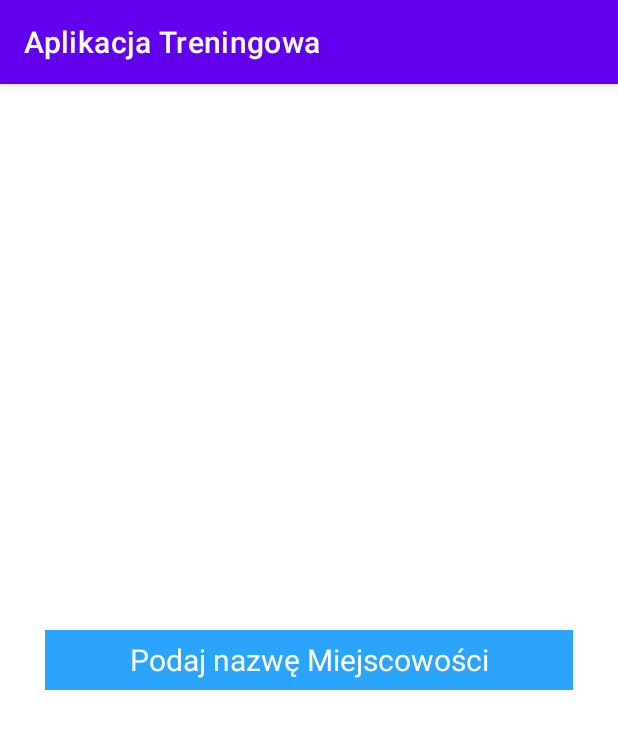
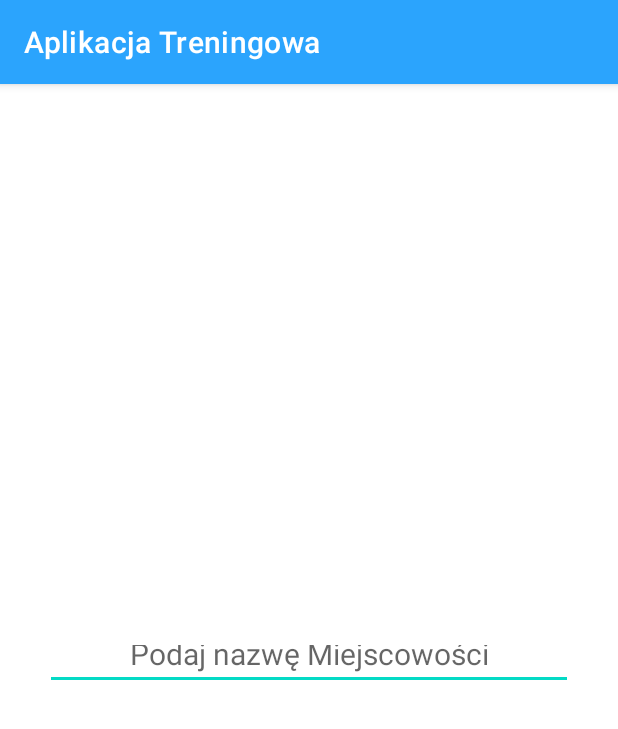
Before and after one commit to Rolfer150/reposprojekt, an Android app: the cityFinder screen opened directly, with no data from a screen before it, on a phone screen of 412 x 824 dp. Shown: the top 729 px of the screen. Run offline under Robolectric (Android 15) with nearby library versions, the phone set to English and light mode, and no system bars.

Commit message:
jasny, ciemny tryb

```diff
--- a/app/src/main/res/layout/activity_city_finder.xml
+++ b/app/src/main/res/layout/activity_city_finder.xml
@@ -4,7 +4,6 @@
     xmlns:tools="http://schemas.android.com/tools"
     android:layout_width="match_parent"
     android:layout_height="match_parent"
-    android:background="@color/white"
     tools:context=".cityFinder">
 
     <ImageView
@@ -27,13 +26,10 @@
         android:layout_centerInParent="true"
         android:layout_marginLeft="30dp"
         android:layout_marginRight="30dp"
-        android:background="@color/blue1"
         android:gravity="center_vertical|center_horizontal"
         android:hint="Podaj nazwę Miejscowości"
-        android:textColorHint="@color/white"
         android:imeOptions="actionGo"
         android:inputType="textAutoCorrect"
-        android:textColor="@color/white"
         android:textSize="20sp">
 
     </EditText>
--- a/app/src/main/res/layout/activity_main.xml
+++ b/app/src/main/res/layout/activity_main.xml
@@ -4,7 +4,6 @@
     xmlns:tools="http://schemas.android.com/tools"
     android:layout_width="match_parent"
     android:layout_height="match_parent"
-    android:background="#FFFFFF"
     tools:context=".MainActivity">
 
     <TextView
--- a/app/src/main/res/layout/activity_main2.xml
+++ b/app/src/main/res/layout/activity_main2.xml
@@ -6,7 +6,6 @@
     android:layout_width="match_parent"
     android:layout_height="match_parent"
     android:orientation="vertical"
-    android:background="#FFFFFF"
     tools:context=".MainActivity2">
 
     <Button
--- a/app/src/main/res/layout/activity_main4.xml
+++ b/app/src/main/res/layout/activity_main4.xml
@@ -4,7 +4,6 @@
     xmlns:tools="http://schemas.android.com/tools"
     android:layout_width="match_parent"
     android:layout_height="match_parent"
-    android:background="@color/white"
     tools:context=".MainActivity4">
 
 
@@ -31,7 +30,6 @@
         android:paddingStart="30dp"
         android:textSize="50sp"
         android:textStyle="bold"
-        android:textColor="@color/blue1"
         android:text="0*C">
 
     </TextView>
@@ -43,7 +41,6 @@
         android:layout_height="wrap_content"
         android:id="@+id/weatherCondition"
         android:textSize="30sp"
-        android:textColor="@color/blue1"
         android:text="---------"
         android:paddingStart="30sp">
 
--- a/app/src/main/res/values-night/themes.xml
+++ b/app/src/main/res/values-night/themes.xml
@@ -2,9 +2,9 @@
     <!-- Base application theme. -->
     <style name="Theme.AplikacjaTreningowa" parent="Theme.MaterialComponents.DayNight.DarkActionBar">
         <!-- Primary brand color. -->
-        <item name="colorPrimary">@color/purple_200</item>
-        <item name="colorPrimaryVariant">@color/purple_700</item>
-        <item name="colorOnPrimary">@color/black</item>
+        <item name="colorPrimary">@color/blue1</item>
+        <item name="colorPrimaryVariant">@color/black</item>
+        <item name="colorOnPrimary">@color/writingsD</item>
         <!-- Secondary brand color. -->
         <item name="colorSecondary">@color/teal_200</item>
         <item name="colorSecondaryVariant">@color/teal_200</item>
--- a/app/src/main/res/values/colors.xml
+++ b/app/src/main/res/values/colors.xml
@@ -8,6 +8,15 @@
     <color name="black">#FF000000</color>
     <color name="white">#FFFFFFFF</color>
 
+    <!-- Light theme colors !-->
+    <color name="backgroundL">#FAFAFA</color>
+    <color name="writingsL">#FF000000</color>
+
+    <!-- Dark theme colors !-->
+    <color name="backgroundD">#303030</color>
+    <color name="writingsD">#FFFFFFFF</color>
+
+
     <color name="black_shade_1">#292D36</color>
     <color name="blue1">#2BA4FD</color>
 </resources>
--- a/app/src/main/res/values/themes.xml
+++ b/app/src/main/res/values/themes.xml
@@ -2,9 +2,9 @@
     <!-- Base application theme. -->
     <style name="Theme.AplikacjaTreningowa" parent="Theme.MaterialComponents.DayNight.DarkActionBar">
         <!-- Primary brand color. -->
-        <item name="colorPrimary">@color/purple_500</item>
-        <item name="colorPrimaryVariant">@color/purple_700</item>
-        <item name="colorOnPrimary">@color/white</item>
+        <item name="colorPrimary">@color/blue1</item>
+        <item name="colorPrimaryVariant">@color/black</item>
+        <item name="colorOnPrimary">@color/writingsL</item>
         <!-- Secondary brand color. -->
         <item name="colorSecondary">@color/teal_200</item>
         <item name="colorSecondaryVariant">@color/teal_700</item>
```
